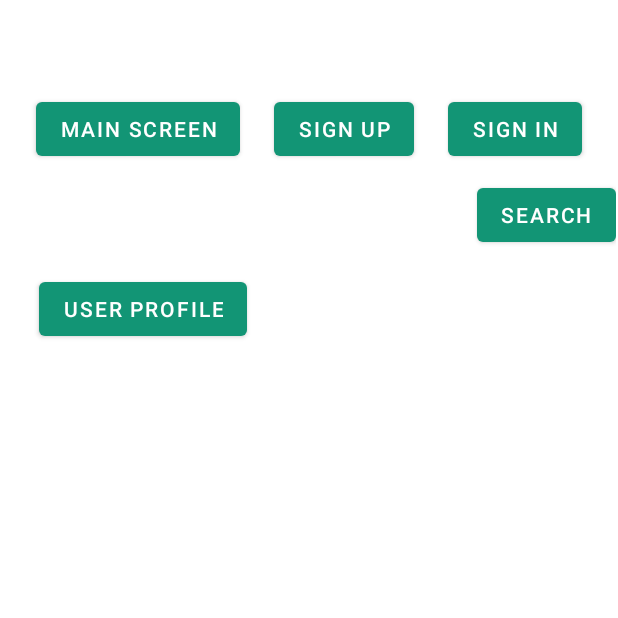
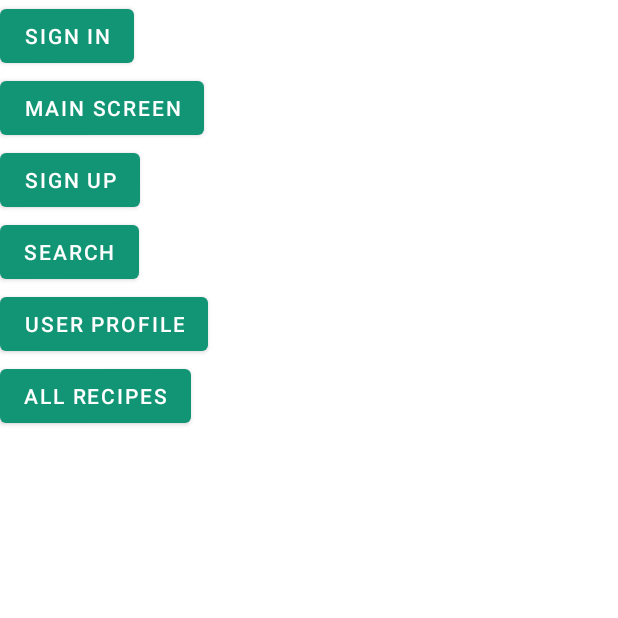
Before and after one commit to potasium142/prm392_proj, an Android app: the screen it shows after launch (TestScreenActivity), on a phone screen of 412 x 824 dp, the top half of it. Run offline under Robolectric (Android 15) with nearby library versions, the phone set to English and light mode, and no system bars.

Commit message:
feat: add recipe list editable

```diff
--- a/app/src/main/AndroidManifest.xml
+++ b/app/src/main/AndroidManifest.xml
@@ -12,6 +12,9 @@
         android:supportsRtl="true"
         android:theme="@style/Theme.PRM392_Proj"
         tools:targetApi="31">
+        <activity
+            android:name=".activity.RecipeListEditableActivity"
+            android:exported="false" />
         <activity
             android:name=".activity.SearchActivity"
             android:exported="false" />
--- a/app/src/main/java/com/example/prm392_proj/activity/TestScreenActivity.java
+++ b/app/src/main/java/com/example/prm392_proj/activity/TestScreenActivity.java
@@ -10,6 +10,7 @@ import androidx.core.view.ViewCompat;
 import androidx.core.view.WindowInsetsCompat;
 
 import com.example.prm392_proj.R;
+import com.example.prm392_proj.repository.RecipeRepository;
 
 public class TestScreenActivity extends AppCompatActivity {
 
@@ -45,5 +46,9 @@ public class TestScreenActivity extends AppCompatActivity {
         var searchJumpBtn = findViewById(R.id.searchJump);
         var searchJumpIntent = new Intent(this, SearchActivity.class);
         searchJumpBtn.setOnClickListener(v -> startActivity(searchJumpIntent));
+
+        var allRecipesButton = findViewById(R.id.all_recipes_button);
+        var allRecipesIntent = new Intent(this, RecipeListEditableActivity.class);
+        allRecipesButton.setOnClickListener(v -> startActivity(allRecipesIntent));
     }
 }
--- a/app/src/main/java/com/example/prm392_proj/database/DatabaseHelper.java
+++ b/app/src/main/java/com/example/prm392_proj/database/DatabaseHelper.java
@@ -28,7 +28,7 @@ import com.example.prm392_proj.model.User;
 public abstract class DatabaseHelper extends RoomDatabase {
     private static final String DB_NAME = "PRM392_final_project";
     private static final int NUMBER_OF_THREADS = 4;
-    static final ExecutorService databaseWriteExecutor = Executors.newFixedThreadPool(NUMBER_OF_THREADS);
+    public static final ExecutorService databaseWriteExecutor = Executors.newFixedThreadPool(NUMBER_OF_THREADS);
     private static volatile DatabaseHelper INSTANCE;
     private static final RoomDatabase.Callback sRoomDatabaseCallback = new RoomDatabase.Callback() {
         @Override
--- a/app/src/main/res/layout/activity_test_screen.xml
+++ b/app/src/main/res/layout/activity_test_screen.xml
@@ -7,30 +7,17 @@
     android:layout_height="match_parent"
     tools:context=".activity.TestScreenActivity">
 
-    <androidx.constraintlayout.widget.ConstraintLayout
-        android:id="@+id/mainScreenJumpLayout"
-        android:layout_width="409dp"
-        android:layout_height="wrap_content"
-        android:layout_marginStart="1dp"
-        android:layout_marginEnd="1dp"
-        app:layout_constraintBottom_toBottomOf="parent"
-        app:layout_constraintEnd_toEndOf="parent"
-        app:layout_constraintHorizontal_bias="0.0"
-        app:layout_constraintStart_toStartOf="parent"
-        app:layout_constraintTop_toTopOf="parent"
-        app:layout_constraintVertical_bias="0.07999998">
+    <LinearLayout
+        android:layout_width="match_parent"
+        android:layout_height="match_parent"
+        android:orientation="vertical">
 
         <Button
             android:id="@+id/signInJump"
             android:layout_width="wrap_content"
             android:layout_height="wrap_content"
 
-            android:text="Sign in"
-            app:layout_constraintBottom_toBottomOf="parent"
-            app:layout_constraintEnd_toEndOf="parent"
-            app:layout_constraintHorizontal_bias="0.5"
-            app:layout_constraintStart_toEndOf="@+id/signUpJump"
-            app:layout_constraintTop_toTopOf="parent" />
+            android:text="Sign in" />
 
         <Button
             android:id="@+id/mainScreenJump"
@@ -38,11 +25,7 @@
             android:layout_height="wrap_content"
             android:text="main screen"
 
-            app:layout_constraintBottom_toBottomOf="parent"
-            app:layout_constraintEnd_toStartOf="@+id/signUpJump"
-            app:layout_constraintHorizontal_bias="0.5"
-            app:layout_constraintStart_toStartOf="parent"
-            app:layout_constraintTop_toTopOf="parent" />
+            />
 
         <Button
             android:id="@+id/signUpJump"
@@ -50,51 +33,26 @@
             android:layout_height="wrap_content"
             android:text="Sign up"
 
-            app:layout_constraintBottom_toBottomOf="parent"
-            app:layout_constraintEnd_toStartOf="@+id/signInJump"
-            app:layout_constraintHorizontal_bias="0.5"
-            app:layout_constraintStart_toEndOf="@+id/mainScreenJump"
-            app:layout_constraintTop_toTopOf="parent" />
-
-
-    </androidx.constraintlayout.widget.ConstraintLayout>
-    <androidx.constraintlayout.widget.ConstraintLayout
-        android:id="@+id/mainScreenJumpLayout2"
-        android:layout_width="409dp"
-        android:layout_height="wrap_content"
-        android:layout_marginStart="1dp"
-        android:layout_marginEnd="1dp"
-        app:layout_constraintBottom_toBottomOf="parent"
-        app:layout_constraintEnd_toEndOf="parent"
-        app:layout_constraintHorizontal_bias="0.0"
-        app:layout_constraintStart_toStartOf="parent"
-        app:layout_constraintTop_toTopOf="@+id/mainScreenJumpLayout"
-        app:layout_constraintVertical_bias="0.07999998">
+            />
 
         <Button
             android:id="@+id/searchJump"
             android:layout_width="wrap_content"
             android:layout_height="wrap_content"
 
-            android:text="Search"
-            app:layout_constraintBottom_toBottomOf="parent"
-            app:layout_constraintEnd_toEndOf="parent"
-            app:layout_constraintHorizontal_bias="0.5"
-            app:layout_constraintTop_toTopOf="parent" />
+            android:text="Search" />
 
+        <Button
+            android:id="@+id/user_profile_jump"
+            android:layout_width="wrap_content"
+            android:layout_height="wrap_content"
+            android:text="User Profile" />
 
-
-    </androidx.constraintlayout.widget.ConstraintLayout>
-
-    <Button
-        android:id="@+id/user_profile_jump"
-        android:layout_width="wrap_content"
-        android:layout_height="wrap_content"
-        android:layout_marginTop="72dp"
-        android:text="User Profile"
-        app:layout_constraintEnd_toEndOf="parent"
-        app:layout_constraintHorizontal_bias="0.095"
-        app:layout_constraintStart_toStartOf="parent"
-        app:layout_constraintTop_toBottomOf="@+id/mainScreenJumpLayout" />
+        <Button
+            android:id="@+id/all_recipes_button"
+            android:layout_width="wrap_content"
+            android:layout_height="wrap_content"
+            android:text="All recipes" />
+    </LinearLayout>
 
 </androidx.constraintlayout.widget.ConstraintLayout>
```
Also changed, not shown: app/src/main/java/com/example/prm392_proj/activity/RecipeListEditableActivity.java (added, +46 -0 lines), app/src/main/java/com/example/prm392_proj/adapter/RecipeListEditableAdapter.java (added, +103 -0 lines), app/src/main/java/com/example/prm392_proj/dao/RecipeDao.java (+16 -2 lines), app/src/main/java/com/example/prm392_proj/repository/RecipeRepository.java (added, +45 -0 lines), app/src/main/res/layout/activity_recipe_item_editable.xml (added, +36 -0 lines), app/src/main/res/layout/activity_recipe_list_editable.xml (added, +17 -0 lines).
